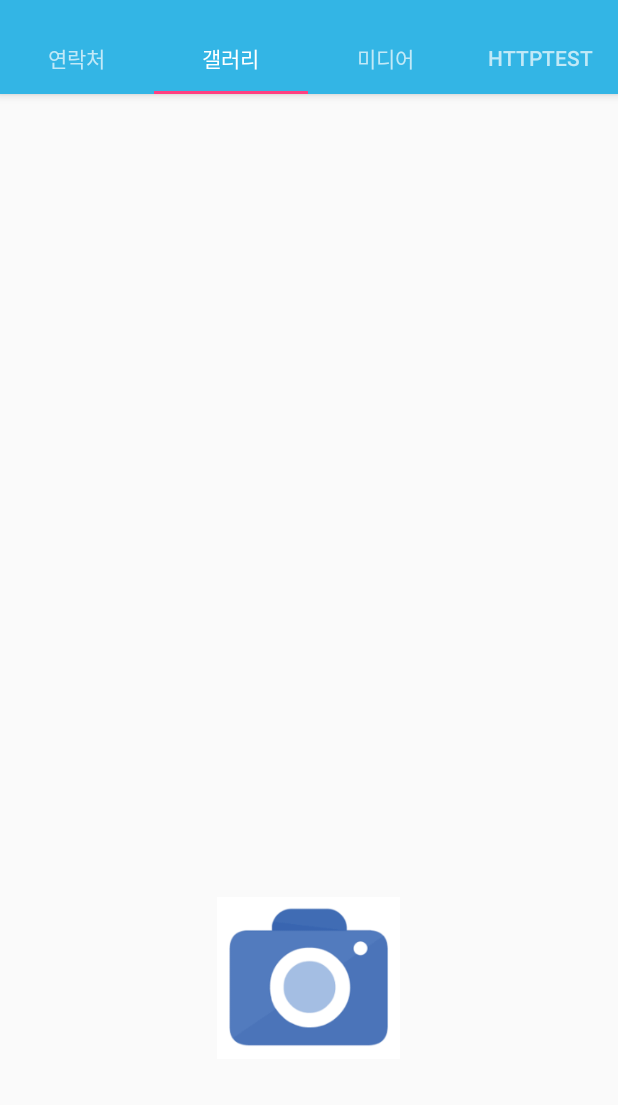
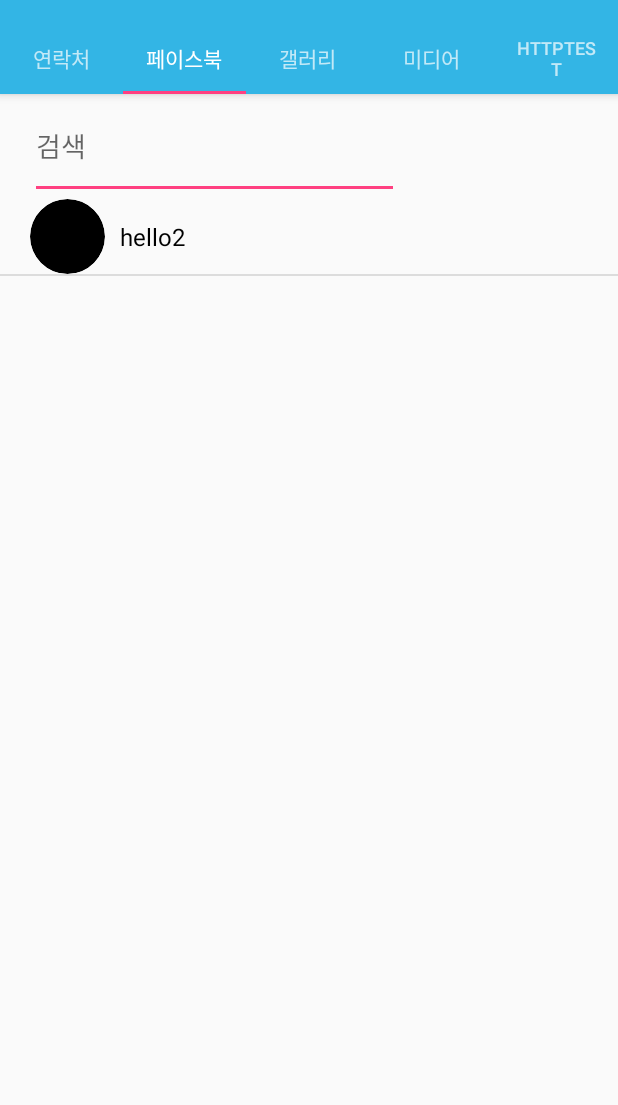
Before and after one commit to iamlsm97/CS496_Week2, an Android app: the screen it shows after launch (MainActivity), tab 2 chosen, on a phone screen of 412 x 824 dp, the part 74-1179 px from its top. Run offline under Robolectric (Android 15) with nearby library versions, the phone set to English and light mode, and no system bars; libraries missing offline, so code that uses them is left out: com.facebook, com.facebook.login; pictures from the network do not load; 9 statements that could not run were skipped.

Commit message:
[Tab2Facebook] 페이스북 연락처 정보 가져오기 구현

```diff
--- a/Client/app/src/main/java/com/cs496/cs496_week2/MainActivity.java
+++ b/Client/app/src/main/java/com/cs496/cs496_week2/MainActivity.java
@@ -2,18 +2,15 @@ package com.cs496.cs496_week2;
 
 import android.Manifest;
 import android.content.Intent;
-import android.content.pm.PackageInfo;
 import android.content.pm.PackageManager;
-import android.content.pm.Signature;
 import android.graphics.Bitmap;
 import android.graphics.BitmapFactory;
+
 import android.graphics.drawable.ShapeDrawable;
 import android.graphics.drawable.shapes.OvalShape;
 import android.os.Build;
 import android.os.Bundle;
-import android.support.design.widget.FloatingActionButton;
 import android.support.design.widget.NavigationView;
-import android.support.design.widget.Snackbar;
 import android.support.design.widget.TabLayout;
 import android.support.v4.app.ActivityCompat;
 import android.support.v4.app.Fragment;
@@ -27,11 +24,9 @@ import android.support.v4.widget.DrawerLayout;
 import android.support.v7.app.ActionBarDrawerToggle;
 import android.support.v7.app.AppCompatActivity;
 import android.support.v7.widget.Toolbar;
-import android.util.Base64;
 import android.util.Log;
 import android.view.Menu;
 import android.view.MenuItem;
-import android.view.View;
 import android.widget.ImageView;
 import android.widget.TextView;
 
@@ -42,7 +37,6 @@ import com.facebook.FacebookException;
 import com.facebook.FacebookSdk;
 import com.facebook.GraphRequest;
 import com.facebook.GraphResponse;
-import com.facebook.Profile;
 import com.facebook.login.LoginManager;
 import com.facebook.login.LoginResult;
 
@@ -50,8 +44,6 @@ import org.json.JSONObject;
 
 import java.io.IOException;
 import java.net.URL;
-import java.security.MessageDigest;
-import java.security.NoSuchAlgorithmException;
 import java.util.Arrays;
 
 public class MainActivity extends AppCompatActivity
@@ -221,7 +213,7 @@ public class MainActivity extends AppCompatActivity
         itemMenu = navigationView.getMenu();
         itemMenu.findItem(R.id.nav_login).setVisible(!FacebookUserInfo.isLoggedIn());
         itemMenu.findItem(R.id.nav_logout).setVisible(FacebookUserInfo.isLoggedIn());
-//        Refresh();
+        //Refresh();
 
         navigationView.setNavigationItemSelectedListener(this);
       /*
@@ -272,12 +264,15 @@ public class MainActivity extends AppCompatActivity
                     Tab1Contacts tab1 = new Tab1Contacts();
                     return tab1;
                 case 1:
-                    Tab2Gallery tab2 = new Tab2Gallery();
+                    Tab2Facebook tab2 = new Tab2Facebook();
                     return tab2;
                 case 2:
-                    Tab3 tab3 = new Tab3();
+                    Tab3Gallery tab3 = new Tab3Gallery();
                     return tab3;
                 case 3:
+                    Tab4 tab4 = new Tab4();
+                    return tab4;
+                case 4:
                     Tab0HttpTest tab0 = new Tab0HttpTest();
                     return tab0;
                 default:
@@ -288,7 +283,7 @@ public class MainActivity extends AppCompatActivity
         @Override
         public int getCount() {
             // Show 3 total pages.
-            return 4;
+            return 5;
         }
 
         @Override
@@ -297,10 +292,12 @@ public class MainActivity extends AppCompatActivity
                 case 0:
                     return "연락처";
                 case 1:
+                    return "페이스북";
+                case 2:
                     return "갤러리";
-                case 2:
+                case 3:
                     return "미디어";
-                case 3:
+                case 4:
                     return "HttpTest";
             }
             return null;
--- /dev/null
+++ b/Client/app/src/main/java/com/cs496/cs496_week2/Tab2Facebook.java
@@ -0,0 +1,201 @@
+package com.cs496.cs496_week2;
+
+import android.content.Context;
+import android.content.Intent;
+import android.database.Cursor;
+import android.graphics.Bitmap;
+import android.graphics.BitmapFactory;
+import android.graphics.drawable.ShapeDrawable;
+import android.graphics.drawable.shapes.OvalShape;
+import android.net.Uri;
+import android.os.Bundle;
+import android.provider.ContactsContract;
+import android.support.v4.app.Fragment;
+import android.text.Editable;
+import android.text.TextWatcher;
+import android.util.Log;
+import android.view.LayoutInflater;
+import android.view.View;
+import android.view.ViewGroup;
+import android.widget.ArrayAdapter;
+import android.widget.Button;
+import android.widget.EditText;
+import android.widget.ImageButton;
+import android.widget.ImageView;
+import android.widget.ListView;
+import android.widget.TextView;
+
+import com.facebook.AccessToken;
+import com.facebook.GraphRequest;
+import com.facebook.GraphResponse;
+
+import org.json.JSONArray;
+import org.json.JSONException;
+import org.json.JSONObject;
+
+import java.io.IOException;
+import java.net.URL;
+import java.util.ArrayList;
+import java.util.Locale;
+
+/**
+ * Created by q on 2017-07-10.
+ */
+
+public class Tab2Facebook extends Fragment {
+    ArrayList<fbContact> ContactArrList;
+    ArrayList<fbContact> items;
+    ArrayList<fbContact> displayitems = new ArrayList<>();
+    Bitmap bitmap;
+    View view;
+
+    public View onCreateView(LayoutInflater inflater, ViewGroup container,
+                             Bundle savedInstanceState) {
+        view = inflater.inflate(R.layout.tab2_facebook, null);
+        if (ContactArrList == null) {
+            ContactArrList = getContactList();
+        }
+
+        fbContact new_contact = new fbContact();
+        new_contact.name = "hello2";
+        ContactArrList.add(new_contact);
+
+        for (int i=0;i<ContactArrList.size();i++) {
+            Log.d("contactlist", ContactArrList.get(i).name);
+        }
+
+        final CustomAdapter adapter = new CustomAdapter(this.getActivity(), R.layout.tab2_contacts_layout, ContactArrList);
+
+        final EditText searchText = (EditText) view.findViewById(R.id.fb_text_search);
+        searchText.addTextChangedListener(new TextWatcher() {
+            @Override
+            public void beforeTextChanged(CharSequence s, int start, int count, int after) {
+
+            }
+
+            @Override
+            public void onTextChanged(CharSequence s, int start, int before, int count) {
+
+            }
+
+            @Override
+            public void afterTextChanged(Editable s) {
+                String search_text = s.toString();
+                adapter.filter(search_text);
+            }
+        });
+
+        ListView listview = (ListView) view.findViewById(R.id.fb_list_view);
+        if (listview != null)
+            listview.setAdapter(adapter);
+        return view;
+    }
+
+    private class CustomAdapter extends ArrayAdapter<fbContact> {
+        public void filter(String searchText) {
+            searchText = searchText.toLowerCase(Locale.getDefault());
+            displayitems.clear();
+            if (searchText.length() == 0) {
+                displayitems.addAll(items);
+            }
+            else {
+                for (fbContact item : items) {
+                    if (item.name.contains(searchText)) {
+                        displayitems.add(item);
+                    }
+                }
+            }
+            notifyDataSetChanged();
+        }
+
+        public CustomAdapter(Context context, int textViewResourceId, ArrayList<fbContact> objects) {
+            super(context, textViewResourceId, objects);
+            displayitems = objects;
+            items = new ArrayList<>();
+            items.addAll(displayitems);
+        }
+
+        @Override
+        public int getCount() {
+            return displayitems.size();
+        }
+
+        @Override
+        public fbContact getItem(int position) {
+            return displayitems.get(position);
+        }
+
+        @Override
+        public long getItemId(int position) {
+            return position;
+        }
+
+        public View getView(final int position, View convertView, ViewGroup parent) {
+            View v = convertView;
+            if (v == null) {
+                LayoutInflater vi = (LayoutInflater) getActivity().getSystemService(Context.LAYOUT_INFLATER_SERVICE);
+                v = vi.inflate(R.layout.tab2_contacts_layout, null);
+            }
+
+            ImageView imageView = (ImageView)v.findViewById(R.id.profile_img);
+            Thread thread = new Thread() {
+                public void run() {
+                    try {
+                        bitmap = BitmapFactory.decodeStream(new URL(displayitems.get(position).img_src).openStream());
+                    } catch (IOException e) {
+                        e.printStackTrace();
+                    }
+                }
+            };
+            thread.start();
+            try {
+                thread.join();
+            } catch (InterruptedException e) {
+                e.printStackTrace();
+            }
+            imageView.setBackground(new ShapeDrawable(new OvalShape()));
+            imageView.setClipToOutline(true);
+            imageView.setImageBitmap(bitmap);
+
+            TextView textView1 = (TextView)v.findViewById(R.id.fb_textView);
+            textView1.setText(displayitems.get(position).name);
+            return v;
+        }
+    }
+
+    private ArrayList<fbContact> getContactList() {
+        final ArrayList<fbContact> contact_list = new ArrayList<>();
+
+        final GraphRequest graphRequest2 = GraphRequest.newGraphPathRequest(AccessToken.getCurrentAccessToken(), "/me/taggable_friends", new GraphRequest.Callback() {
+            @Override
+            public void onCompleted(GraphResponse response) {
+                JSONObject json = response.getJSONObject();
+                try {
+                    JSONArray jsonArray = json.getJSONArray("data");
+                    for (int i=0;i<jsonArray.length();i++) {
+                        fbContact contact_ele = new fbContact();
+                        contact_ele.name = jsonArray.getJSONObject(i).getString("name");
+                        contact_ele.img_src = jsonArray.getJSONObject(i).getJSONObject("picture").getJSONObject("data").getString("url");
+                        contact_list.add(contact_ele);
+                        //Log.d("AAA", contact_ele.name);
+                    }
+                    GraphRequest nextRequest = response.getRequestForPagedResults(GraphResponse.PagingDirection.NEXT);
+                    if (nextRequest != null) {
+                        nextRequest.setCallback(this);
+                        nextRequest.executeAsync();
+                    }
+                } catch (JSONException e) {
+                    e.printStackTrace();
+                }
+            }
+        });
+        graphRequest2.executeAsync();
+
+        return contact_list;
+    }
+
+    private class fbContact {
+        String img_src = "Default";
+        String name = "Default";
+    }
+}
--- a/Client/app/src/main/java/com/cs496/cs496_week2/Tab2Gallery.java
+++ b/Client/app/src/main/java/com/cs496/cs496_week2/Tab3Gallery.java
@@ -2,7 +2,6 @@ package com.cs496.cs496_week2;
 
 import android.os.Bundle;
 import android.support.v4.app.Fragment;
-import android.util.Log;
 import android.view.LayoutInflater;
 import android.view.View;
 import android.view.ViewGroup;
@@ -75,7 +74,7 @@ import static android.app.Activity.RESULT_OK;
  * Created by rongrong on 2017-07-06.
  */
 
-public class Tab2Gallery extends Fragment {
+public class Tab3Gallery extends Fragment {
     private static final int MY_PERMISSIONS_REQUEST_CAMERA = 530;
     private static final int MY_PERMISSIONS_REQUEST_READ_EXTERNAL_STORAGE = 531;
 
@@ -144,7 +143,7 @@ public class Tab2Gallery extends Fragment {
     @Override
     public View onCreateView(LayoutInflater inflater, ViewGroup container,
                              Bundle savedInstanceState) {
-        view = inflater.inflate(R.layout.tab2_gallery, container, false);
+        view = inflater.inflate(R.layout.tab3_gallery, container, false);
 
         ImageButton picture = (ImageButton) view.findViewById(R.id.camera);
 
--- a/Client/app/src/main/java/com/cs496/cs496_week2/Tab3.java
+++ b/Client/app/src/main/java/com/cs496/cs496_week2/Tab4.java
@@ -1,16 +1,11 @@
 package com.cs496.cs496_week2;
 
-import android.content.Intent;
 import android.graphics.Bitmap;
 import android.graphics.BitmapFactory;
 import android.graphics.drawable.ShapeDrawable;
 import android.graphics.drawable.shapes.OvalShape;
-import android.hardware.camera2.params.Face;
 import android.os.Bundle;
-import android.provider.MediaStore;
 import android.support.v4.app.Fragment;
-import android.support.v4.app.NotificationCompat;
-import android.support.v4.widget.TextViewCompat;
 import android.util.Log;
 import android.view.LayoutInflater;
 import android.view.View;
@@ -19,32 +14,19 @@ import android.widget.ImageView;
 import android.widget.TextView;
 
 import com.facebook.AccessToken;
-import com.facebook.CallbackManager;
-import com.facebook.FacebookCallback;
-import com.facebook.FacebookException;
-import com.facebook.FacebookSdk;
 import com.facebook.GraphRequest;
 import com.facebook.GraphResponse;
-import com.facebook.Profile;
-import com.facebook.ProfileTracker;
-import com.facebook.internal.FacebookInitProvider;
-import com.facebook.login.LoginManager;
-import com.facebook.login.LoginResult;
-import com.facebook.login.widget.LoginButton;
 
 import org.json.JSONObject;
 
-import java.io.File;
 import java.io.IOException;
 import java.net.URL;
-
-import okhttp3.OkHttpClient;
 
 /**
  * Created by rongrong on 2017-07-06.
  */
 
-public class Tab3 extends Fragment {
+public class Tab4 extends Fragment {
     View view;
     String name;
     String email;
@@ -53,11 +35,7 @@ public class Tab3 extends Fragment {
 
     public View onCreateView(LayoutInflater inflater, ViewGroup container,
                              Bundle savedInstanceState) {
-        view = inflater.inflate(R.layout.tab3, container, false);
-        if (FacebookUserInfo.isLoggedIn()) {
-            Log.d("!!!", "logged in");
-            Log.d("NAME : ", Profile.getCurrentProfile().getName());
-        }
+        view = inflater.inflate(R.layout.tab4, container, false);
 
         GraphRequest graphRequest = GraphRequest.newMeRequest(AccessToken.getCurrentAccessToken(), new GraphRequest.GraphJSONObjectCallback() {
             @Override
--- /dev/null
+++ b/Client/app/src/main/res/layout/tab2_contacts_layout.xml
@@ -0,0 +1,25 @@
+<?xml version="1.0" encoding="utf-8"?>
+<LinearLayout xmlns:android="http://schemas.android.com/apk/res/android"
+    android:orientation="horizontal" android:layout_width="match_parent"
+    android:layout_height="match_parent"
+    android:layout_marginLeft="50dp">
+
+    <ImageView
+        android:id="@+id/profile_img"
+        android:layout_width="50dp"
+        android:layout_height="50dp"
+        android:layout_gravity="center_vertical"
+        android:layout_marginLeft="20dp"/>
+
+    <TextView
+        android:layout_width="wrap_content"
+        android:layout_height="match_parent"
+        android:paddingLeft="10dp"
+        android:gravity="center_vertical"
+        android:text=""
+        android:id="@+id/fb_textView"
+        android:textSize="16sp"
+        android:textColor="#000000"
+        android:layout_weight="4" />
+
+</LinearLayout>
--- /dev/null
+++ b/Client/app/src/main/res/layout/tab2_facebook.xml
@@ -0,0 +1,34 @@
+<LinearLayout xmlns:android="http://schemas.android.com/apk/res/android"
+    xmlns:tools="http://schemas.android.com/tools"
+    android:orientation="vertical"
+    android:layout_width="match_parent"
+    android:layout_height="match_parent"
+    android:weightSum="8"
+    tools:context="com.example.q.a496project.MainActivity$PlaceholderFragment">
+
+    <LinearLayout
+        android:layout_width="match_parent"
+        android:layout_height="70dp"
+        android:orientation="horizontal"
+        android:weightSum="10"
+        android:layout_marginRight="20dp"
+        android:layout_marginLeft="20dp">
+
+        <EditText
+            android:id="@+id/fb_text_search"
+            android:layout_height="70dp"
+            android:layout_width="0dp"
+            android:hint="검색"
+            android:layout_weight="7"
+            android:layout_marginRight="20dp" />
+
+    </LinearLayout>
+
+    <ListView
+        android:id="@+id/fb_list_view"
+        android:layout_height="match_parent"
+        android:layout_width="match_parent"
+        android:paddingBottom="50dp"
+        />
+
+</LinearLayout>
```
Also changed, not shown: Client/app/src/main/res/layout/tab3_gallery.xml (renamed from Client/app/src/main/res/layout/tab2_gallery.xml), Client/app/src/main/res/layout/tab4.xml (renamed from Client/app/src/main/res/layout/tab3.xml).
